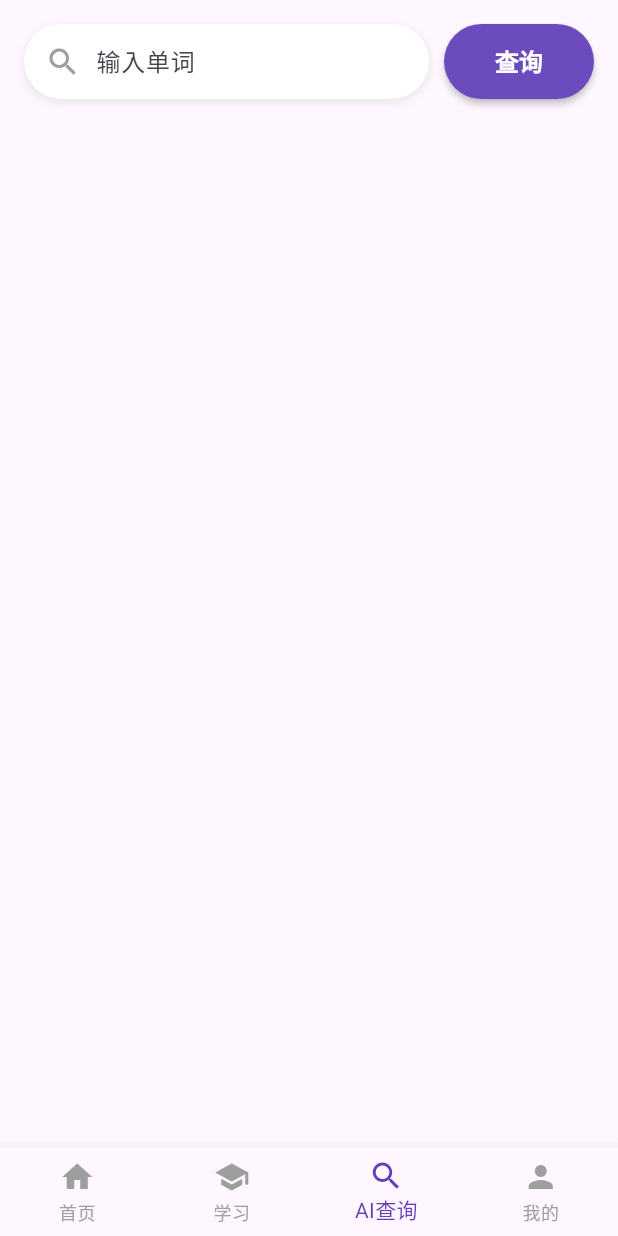
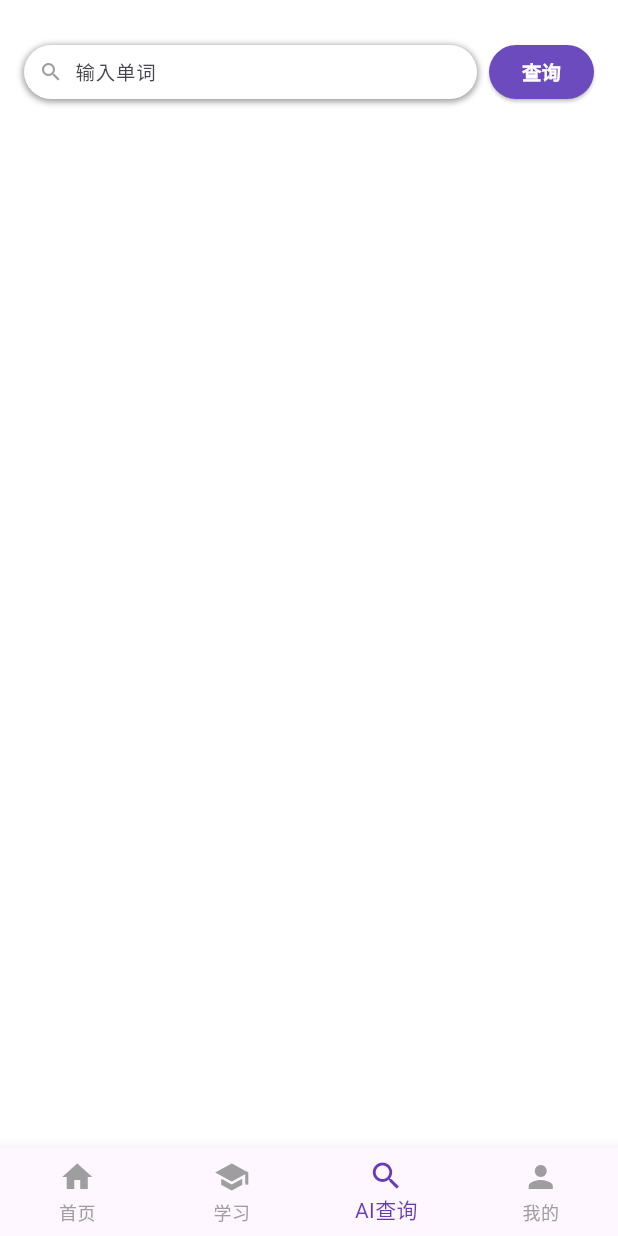
Before and after one commit to Dolores18/mika_app, a Flutter app: the screen it shows after launch, item 3 of the bottom bar chosen, on a phone screen of 412 x 824 dp. Run offline on Flutter 3.47's test engine with Material 3 defaults, Android fonts, the phone set to English and light mode, and no system bars; our stand-ins replace flutter_markdown; missing offline and left inert: markdown.

Commit message:
右滑全屏

```diff
--- a/lib/pages/word_lookup_page.dart
+++ b/lib/pages/word_lookup_page.dart
@@ -1,6 +1,7 @@
 import 'dart:async';
 import 'dart:convert';
 import 'package:flutter/material.dart';
+import 'package:flutter/services.dart';
 import 'package:http/http.dart' as http;
 import 'package:flutter_markdown/flutter_markdown.dart';
 import 'package:markdown/markdown.dart' as md;
@@ -24,10 +25,25 @@ class _WordLookupPageState extends State<WordLookupPage> {
   StreamSubscription? _streamSubscription;
 
   @override
+  void initState() {
+    super.initState();
+    // 设置全屏模式
+    SystemChrome.setEnabledSystemUIMode(
+      SystemUiMode.edgeToEdge,
+      overlays: [SystemUiOverlay.top],
+    );
+  }
+
+  @override
   void dispose() {
     _wordController.dispose();
     _scrollController.dispose();
     _streamSubscription?.cancel();
+    // 退出页面时恢复正常模式
+    SystemChrome.setEnabledSystemUIMode(
+      SystemUiMode.manual,
+      overlays: SystemUiOverlay.values,
+    );
     super.dispose();
   }
 
@@ -189,13 +205,12 @@ class _WordLookupPageState extends State<WordLookupPage> {
 
   @override
   Widget build(BuildContext context) {
-    return WillPopScope(
-      onWillPop: () async {
-        if (_showResults) {
+    return PopScope(
+      canPop: !_showResults,
+      onPopInvokedWithResult: (didPop, result) async {
+        if (!didPop) {
           _clearAndShowNavBar();
-          return false; // 不关闭页面，只返回到搜索状态
         }
-        return true; // 允许正常退出页面
       },
       child: GestureDetector(
         // 添加捕获右滑手势的检测器，整个页面都可以触发
@@ -204,37 +219,50 @@ class _WordLookupPageState extends State<WordLookupPage> {
             _clearAndShowNavBar();
           }
         },
-        child: Padding(
-          padding: const EdgeInsets.all(16.0),
+        child: Scaffold(
+          backgroundColor: Colors.white,
+          body: SafeArea(
             child: Column(
               crossAxisAlignment: CrossAxisAlignment.stretch,
               children: [
                 if (!_showResults) ...[
                   Container(
-                  margin: const EdgeInsets.only(bottom: 16),
+                    margin: const EdgeInsets.only(
+                      left: 16,
+                      right: 16,
+                      bottom: 16,
+                      top: 30,
+                    ),
                     child: Row(
                       children: [
                         Expanded(
                           flex: 7,
                           child: Container(
-                          height: 50,
+                            height: 36,
                             decoration: BoxDecoration(
                               color: Colors.white,
-                            borderRadius: BorderRadius.circular(50),
+                              borderRadius: BorderRadius.circular(36),
                               boxShadow: [
                                 BoxShadow(
-                                color: Colors.grey.withOpacity(0.2),
+                                  color: Colors.grey.withValues(
+                                    alpha: 51,
+                                  ), // 0.2 * 255 = 51
                                   spreadRadius: 1,
-                                blurRadius: 4,
-                                offset: const Offset(0, 2),
+                                  blurRadius: 3,
+                                  offset: const Offset(0, 1),
                                 ),
                               ],
                             ),
+                            child: Center(
                               child: Row(
                                 children: [
-                              const SizedBox(width: 14),
-                              const Icon(Icons.search, color: Colors.grey),
                                   const SizedBox(width: 10),
+                                  const Icon(
+                                    Icons.search,
+                                    color: Colors.grey,
+                                    size: 16,
+                                  ),
+                                  const SizedBox(width: 8),
                                   Expanded(
                                     child: TextField(
                                       controller: _wordController,
@@ -243,9 +271,10 @@ class _WordLookupPageState extends State<WordLookupPage> {
                                         border: InputBorder.none,
                                         isDense: true,
                                         contentPadding: EdgeInsets.symmetric(
-                                      vertical: 14,
+                                          vertical: 6,
                                         ),
                                       ),
+                                      style: const TextStyle(fontSize: 13),
                                       onSubmitted: (value) {
                                         if (!_isLoading &&
                                             value.trim().isNotEmpty) {
@@ -258,10 +287,11 @@ class _WordLookupPageState extends State<WordLookupPage> {
                               ),
                             ),
                           ),
-                      const SizedBox(width: 10),
+                        ),
+                        const SizedBox(width: 8),
                         SizedBox(
-                        height: 50,
-                        width: 100,
+                          height: 36,
+                          width: 70,
                           child: ElevatedButton(
                             onPressed:
                                 _isLoading
@@ -276,15 +306,18 @@ class _WordLookupPageState extends State<WordLookupPage> {
                               backgroundColor: const Color(0xFF6b4bbd), // 紫色按钮
                               foregroundColor: Colors.white,
                               shape: RoundedRectangleBorder(
-                              borderRadius: BorderRadius.circular(30),
+                                borderRadius: BorderRadius.circular(25),
                               ),
-                            elevation: 2,
+                              elevation: 1,
+                              padding: EdgeInsets.zero,
                             ),
-                          child: const Text(
+                            child: const Center(
+                              child: Text(
                                 '查询',
                                 style: TextStyle(
-                              fontSize: 16,
+                                  fontSize: 13,
                                   fontWeight: FontWeight.bold,
+                                ),
                               ),
                             ),
                           ),
@@ -293,7 +326,9 @@ class _WordLookupPageState extends State<WordLookupPage> {
                     ),
                   ),
                 ] else ...[
-                Row(
+                  Padding(
+                    padding: const EdgeInsets.only(left: 16, right: 16, top: 8),
+                    child: Row(
                       children: [
                         IconButton(
                           icon: const Icon(Icons.arrow_back_ios),
@@ -317,11 +352,12 @@ class _WordLookupPageState extends State<WordLookupPage> {
                         ),
                       ],
                     ),
+                  ),
                   const SizedBox(height: 16),
-
                   Expanded(
                     child: Container(
                       width: double.infinity,
+                      margin: const EdgeInsets.symmetric(horizontal: 16),
                       padding: const EdgeInsets.all(16),
                       decoration: BoxDecoration(
                         color: Colors.grey[50],
@@ -367,7 +403,9 @@ class _WordLookupPageState extends State<WordLookupPage> {
                                         ),
                                         codeblockDecoration: BoxDecoration(
                                           color: Colors.grey[200],
-                                        borderRadius: BorderRadius.circular(4),
+                                          borderRadius: BorderRadius.circular(
+                                            4,
+                                          ),
                                         ),
                                         blockquote: const TextStyle(
                                           fontSize: 14,
@@ -377,7 +415,9 @@ class _WordLookupPageState extends State<WordLookupPage> {
                                         ),
                                         blockquoteDecoration: BoxDecoration(
                                           color: Colors.grey[100],
-                                        borderRadius: BorderRadius.circular(4),
+                                          borderRadius: BorderRadius.circular(
+                                            4,
+                                          ),
                                           border: Border(
                                             left: BorderSide(
                                               color: Colors.grey[400]!,
@@ -387,7 +427,10 @@ class _WordLookupPageState extends State<WordLookupPage> {
                                         ),
                                       ),
                                       extensionSet: md.ExtensionSet(
-                                      md.ExtensionSet.commonMark.blockSyntaxes,
+                                        md
+                                            .ExtensionSet
+                                            .commonMark
+                                            .blockSyntaxes,
                                         [
                                           ...md
                                               .ExtensionSet
@@ -411,8 +454,10 @@ class _WordLookupPageState extends State<WordLookupPage> {
                       ),
                     ),
                   ),
+                  const SizedBox(height: 16), // 底部留出空间
                 ],
               ],
+            ),
           ),
         ),
       ),
```
Lines whose indentation alone changed are shown as unchanged.
